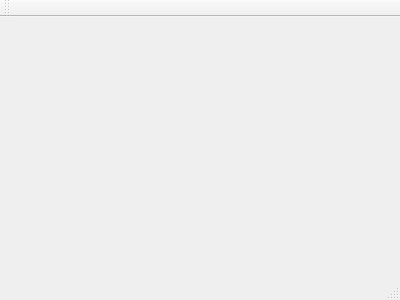
Before: the Qt Designer form mainwindow.ui in Ozal220/Oz-Desktop-Search-tools, drawn with Qt 5.
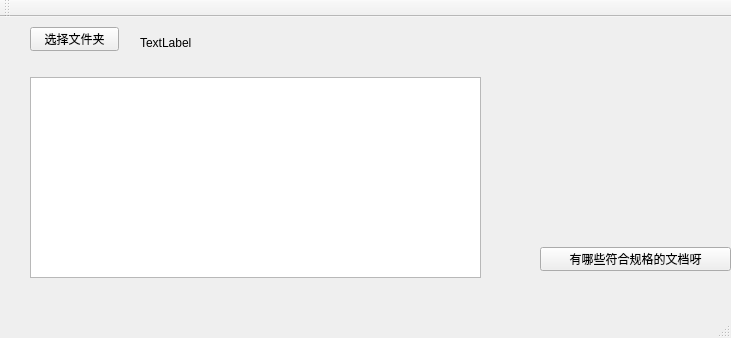
After: the same form once the commit is applied.

Commit message: 收集文档模块初步已完成功能。

The edit to the form file:
```diff
--- a/mainwindow.ui
+++ b/mainwindow.ui
@@ -1,24 +1,89 @@
 <ui version="4.0">
  <class>MainWindow</class>
- <widget class="QMainWindow" name="MainWindow" >
-  <property name="geometry" >
+ <widget class="QMainWindow" name="MainWindow">
+  <property name="geometry">
    <rect>
     <x>0</x>
     <y>0</y>
-    <width>400</width>
-    <height>300</height>
+    <width>731</width>
+    <height>338</height>
    </rect>
   </property>
   <property name="windowTitle" >
    <string>MainWindow</string>
   </property>
-  <widget class="QMenuBar" name="menuBar" />
-  <widget class="QToolBar" name="mainToolBar" />
-  <widget class="QWidget" name="centralWidget" />
-  <widget class="QStatusBar" name="statusBar" />
+  <widget class="QWidget" name="centralWidget">
+   <widget class="QPushButton" name="choiceDirButton">
+    <property name="geometry">
+     <rect>
+      <x>30</x>
+      <y>10</y>
+      <width>89</width>
+      <height>24</height>
+     </rect>
+    </property>
+    <property name="text">
+     <string>选择文件夹</string>
+    </property>
+   </widget>
+   <widget class="QPushButton" name="pushButton">
+    <property name="geometry">
+     <rect>
+      <x>540</x>
+      <y>230</y>
+      <width>191</width>
+      <height>24</height>
+     </rect>
+    </property>
+    <property name="text">
+     <string>有哪些符合规格的文档呀</string>
+    </property>
+   </widget>
+   <widget class="QLabel" name="DirLabel">
+    <property name="geometry">
+     <rect>
+      <x>140</x>
+      <y>10</y>
+      <width>541</width>
+      <height>31</height>
+     </rect>
+    </property>
+    <property name="text">
+     <string>TextLabel</string>
+    </property>
+   </widget>
+   <widget class="QListWidget" name="filesList">
+    <property name="geometry">
+     <rect>
+      <x>30</x>
+      <y>60</y>
+      <width>451</width>
+      <height>201</height>
+     </rect>
+    </property>
+   </widget>
+  </widget>
+  <widget class="QMenuBar" name="menuBar">
+   <property name="geometry">
+    <rect>
+     <x>0</x>
+     <y>0</y>
+     <width>731</width>
+     <height>25</height>
+    </rect>
+   </property>
+  </widget>
+  <widget class="QToolBar" name="mainToolBar">
+   <attribute name="toolBarArea">
+    <enum>TopToolBarArea</enum>
+   </attribute>
+   <attribute name="toolBarBreak">
+    <bool>false</bool>
+   </attribute>
+  </widget>
+  <widget class="QStatusBar" name="statusBar"/>
  </widget>
- <layoutDefault spacing="6" margin="11" />
- <pixmapfunction></pixmapfunction>
+ <layoutdefault spacing="6" margin="11"/>
  <resources/>
  <connections/>
 </ui>
```
Left out of the diff: 3 changed lines with no effect on the pictures. The commit also changes 3 other files.
